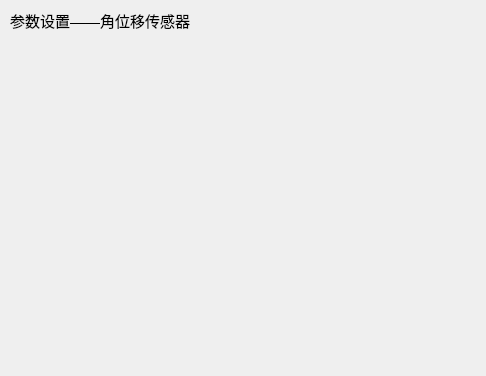
Dirck-YHP/Proj_sensor_detect, file ui/paramwin_anglesensor.ui: the form before one commit.
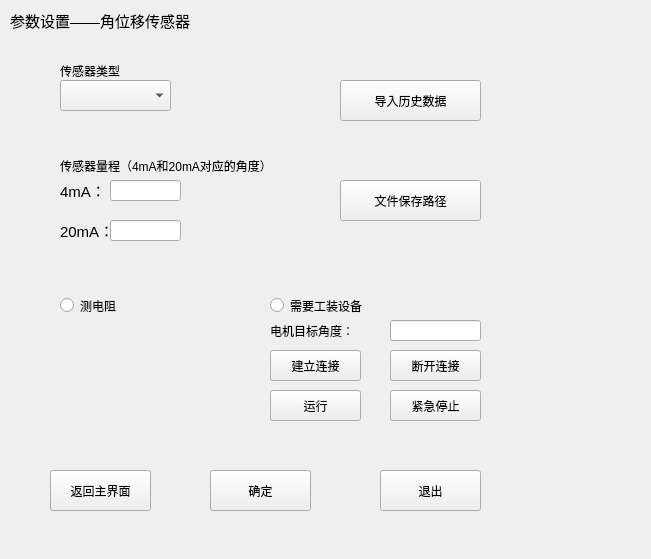
The form after the commit.

Commit message: 添加参数配置窗口：角位移传感器

```diff
--- a/ui/paramwin_anglesensor.ui
+++ b/ui/paramwin_anglesensor.ui
@@ -6,8 +6,8 @@
    <rect>
     <x>0</x>
     <y>0</y>
-    <width>486</width>
-    <height>376</height>
+    <width>651</width>
+    <height>559</height>
    </rect>
   </property>
   <property name="windowTitle">
@@ -31,6 +31,276 @@
     <string>参数设置——角位移传感器</string>
    </property>
   </widget>
+  <widget class="QComboBox" name="cBox_angle_sensor_type">
+   <property name="geometry">
+    <rect>
+     <x>60</x>
+     <y>80</y>
+     <width>111</width>
+     <height>31</height>
+    </rect>
+   </property>
+  </widget>
+  <widget class="QLabel" name="label_2">
+   <property name="geometry">
+    <rect>
+     <x>60</x>
+     <y>60</y>
+     <width>101</width>
+     <height>21</height>
+    </rect>
+   </property>
+   <property name="text">
+    <string>传感器类型</string>
+   </property>
+  </widget>
+  <widget class="QLabel" name="label_3">
+   <property name="geometry">
+    <rect>
+     <x>60</x>
+     <y>150</y>
+     <width>331</width>
+     <height>31</height>
+    </rect>
+   </property>
+   <property name="text">
+    <string>传感器量程（4mA和20mA对应的角度）</string>
+   </property>
+  </widget>
+  <widget class="QLineEdit" name="lineE_4mA">
+   <property name="geometry">
+    <rect>
+     <x>110</x>
+     <y>180</y>
+     <width>71</width>
+     <height>21</height>
+    </rect>
+   </property>
+  </widget>
+  <widget class="QLabel" name="label_4">
+   <property name="geometry">
+    <rect>
+     <x>60</x>
+     <y>180</y>
+     <width>51</width>
+     <height>21</height>
+    </rect>
+   </property>
+   <property name="font">
+    <font>
+     <pointsize>11</pointsize>
+    </font>
+   </property>
+   <property name="text">
+    <string>4mA：</string>
+   </property>
+  </widget>
+  <widget class="QLabel" name="label_5">
+   <property name="geometry">
+    <rect>
+     <x>60</x>
+     <y>220</y>
+     <width>61</width>
+     <height>21</height>
+    </rect>
+   </property>
+   <property name="font">
+    <font>
+     <pointsize>11</pointsize>
+    </font>
+   </property>
+   <property name="text">
+    <string>20mA：</string>
+   </property>
+  </widget>
+  <widget class="QLineEdit" name="lineE_20mA">
+   <property name="geometry">
+    <rect>
+     <x>110</x>
+     <y>220</y>
+     <width>71</width>
+     <height>21</height>
+    </rect>
+   </property>
+  </widget>
+  <widget class="QRadioButton" name="radioBtn_measure_resis">
+   <property name="geometry">
+    <rect>
+     <x>60</x>
+     <y>290</y>
+     <width>101</width>
+     <height>31</height>
+    </rect>
+   </property>
+   <property name="text">
+    <string>测电阻</string>
+   </property>
+  </widget>
+  <widget class="QRadioButton" name="radioBtn_need_device">
+   <property name="geometry">
+    <rect>
+     <x>270</x>
+     <y>290</y>
+     <width>171</width>
+     <height>31</height>
+    </rect>
+   </property>
+   <property name="text">
+    <string>需要工装设备</string>
+   </property>
+  </widget>
+  <widget class="QLabel" name="label_6">
+   <property name="geometry">
+    <rect>
+     <x>270</x>
+     <y>320</y>
+     <width>161</width>
+     <height>21</height>
+    </rect>
+   </property>
+   <property name="text">
+    <string>电机目标角度：</string>
+   </property>
+  </widget>
+  <widget class="QLineEdit" name="lineE_target_angle">
+   <property name="geometry">
+    <rect>
+     <x>390</x>
+     <y>320</y>
+     <width>91</width>
+     <height>21</height>
+    </rect>
+   </property>
+  </widget>
+  <widget class="QPushButton" name="btn_run_stop">
+   <property name="geometry">
+    <rect>
+     <x>270</x>
+     <y>390</y>
+     <width>91</width>
+     <height>31</height>
+    </rect>
+   </property>
+   <property name="text">
+    <string>运行</string>
+   </property>
+   <property name="checkable">
+    <bool>true</bool>
+   </property>
+  </widget>
+  <widget class="QPushButton" name="btn_stop_now">
+   <property name="geometry">
+    <rect>
+     <x>390</x>
+     <y>390</y>
+     <width>91</width>
+     <height>31</height>
+    </rect>
+   </property>
+   <property name="text">
+    <string>紧急停止</string>
+   </property>
+   <property name="checkable">
+    <bool>false</bool>
+   </property>
+  </widget>
+  <widget class="QPushButton" name="btn_build_connect">
+   <property name="geometry">
+    <rect>
+     <x>270</x>
+     <y>350</y>
+     <width>91</width>
+     <height>31</height>
+    </rect>
+   </property>
+   <property name="text">
+    <string>建立连接</string>
+   </property>
+   <property name="checkable">
+    <bool>false</bool>
+   </property>
+  </widget>
+  <widget class="QPushButton" name="btn_break_connect">
+   <property name="geometry">
+    <rect>
+     <x>390</x>
+     <y>350</y>
+     <width>91</width>
+     <height>31</height>
+    </rect>
+   </property>
+   <property name="text">
+    <string>断开连接</string>
+   </property>
+   <property name="checkable">
+    <bool>false</bool>
+   </property>
+  </widget>
+  <widget class="QPushButton" name="btn_load_data">
+   <property name="geometry">
+    <rect>
+     <x>340</x>
+     <y>80</y>
+     <width>141</width>
+     <height>41</height>
+    </rect>
+   </property>
+   <property name="text">
+    <string>导入历史数据</string>
+   </property>
+  </widget>
+  <widget class="QPushButton" name="btn_file_dir">
+   <property name="geometry">
+    <rect>
+     <x>340</x>
+     <y>180</y>
+     <width>141</width>
+     <height>41</height>
+    </rect>
+   </property>
+   <property name="text">
+    <string>文件保存路径</string>
+   </property>
+  </widget>
+  <widget class="QPushButton" name="btn_back_mainW">
+   <property name="geometry">
+    <rect>
+     <x>50</x>
+     <y>470</y>
+     <width>101</width>
+     <height>41</height>
+    </rect>
+   </property>
+   <property name="text">
+    <string>返回主界面</string>
+   </property>
+  </widget>
+  <widget class="QPushButton" name="btn_ok">
+   <property name="geometry">
+    <rect>
+     <x>210</x>
+     <y>470</y>
+     <width>101</width>
+     <height>41</height>
+    </rect>
+   </property>
+   <property name="text">
+    <string>确定</string>
+   </property>
+  </widget>
+  <widget class="QPushButton" name="btn_exit">
+   <property name="geometry">
+    <rect>
+     <x>380</x>
+     <y>470</y>
+     <width>101</width>
+     <height>41</height>
+    </rect>
+   </property>
+   <property name="text">
+    <string>退出</string>
+   </property>
+  </widget>
  </widget>
  <resources/>
  <connections/>
```
